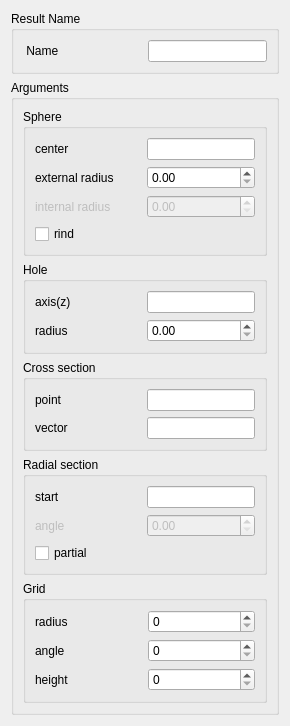
The window that src/HEXABLOCKGUI/MakeHemiSphere_QTD.ui (SalomePlatform/hexablock) describes before a commit, drawn with Qt 5.
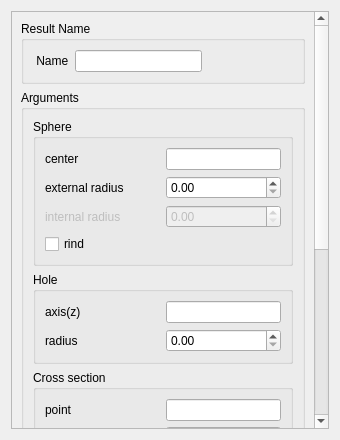
The same window after the commit.

Diff of the .ui file:
```diff
--- a/src/HEXABLOCKGUI/MakeHemiSphere_QTD.ui
+++ b/src/HEXABLOCKGUI/MakeHemiSphere_QTD.ui
@@ -6,15 +6,39 @@
    <rect>
     <x>0</x>
     <y>0</y>
-    <width>290</width>
-    <height>687</height>
+    <width>340</width>
+    <height>440</height>
    </rect>
   </property>
+  <property name="sizePolicy">
+   <sizepolicy hsizetype="Preferred" vsizetype="Minimum">
+    <horstretch>0</horstretch>
+    <verstretch>0</verstretch>
+   </sizepolicy>
+  </property>
   <property name="windowTitle">
    <string>HemiSphere Construction</string>
   </property>
   <layout class="QVBoxLayout" name="verticalLayout_2">
    <item>
+    <widget class="QScrollArea" name="scrollArea">
+     <property name="horizontalScrollBarPolicy">
+      <enum>Qt::ScrollBarAlwaysOff</enum>
+     </property>
+     <property name="widgetResizable">
+      <bool>true</bool>
+     </property>
+     <widget class="QWidget" name="scrollAreaWidgetContents_2">
+      <property name="geometry">
+       <rect>
+        <x>0</x>
+        <y>0</y>
+        <width>302</width>
+        <height>679</height>
+       </rect>
+      </property>
+      <layout class="QVBoxLayout" name="verticalLayout_3">
+       <item>
     <widget class="QGroupBox" name="groupBox_3">
      <property name="sizePolicy">
       <sizepolicy hsizetype="Preferred" vsizetype="Fixed">
@@ -25,7 +49,7 @@
      <property name="title">
       <string>Result Name</string>
      </property>
-     <layout class="QGridLayout" name="gridLayout_5">
+         <layout class="QFormLayout" name="formLayout">
       <item row="0" column="0">
        <widget class="QLabel" name="label_15">
         <property name="text">
@@ -419,6 +443,10 @@
    </item>
   </layout>
  </widget>
+    </widget>
+   </item>
+  </layout>
+ </widget>
  <resources/>
  <connections>
   <connection>
```
Left out of the diff: 66 changed lines with no effect on the pictures. Lines whose indentation alone changed are shown as unchanged.
